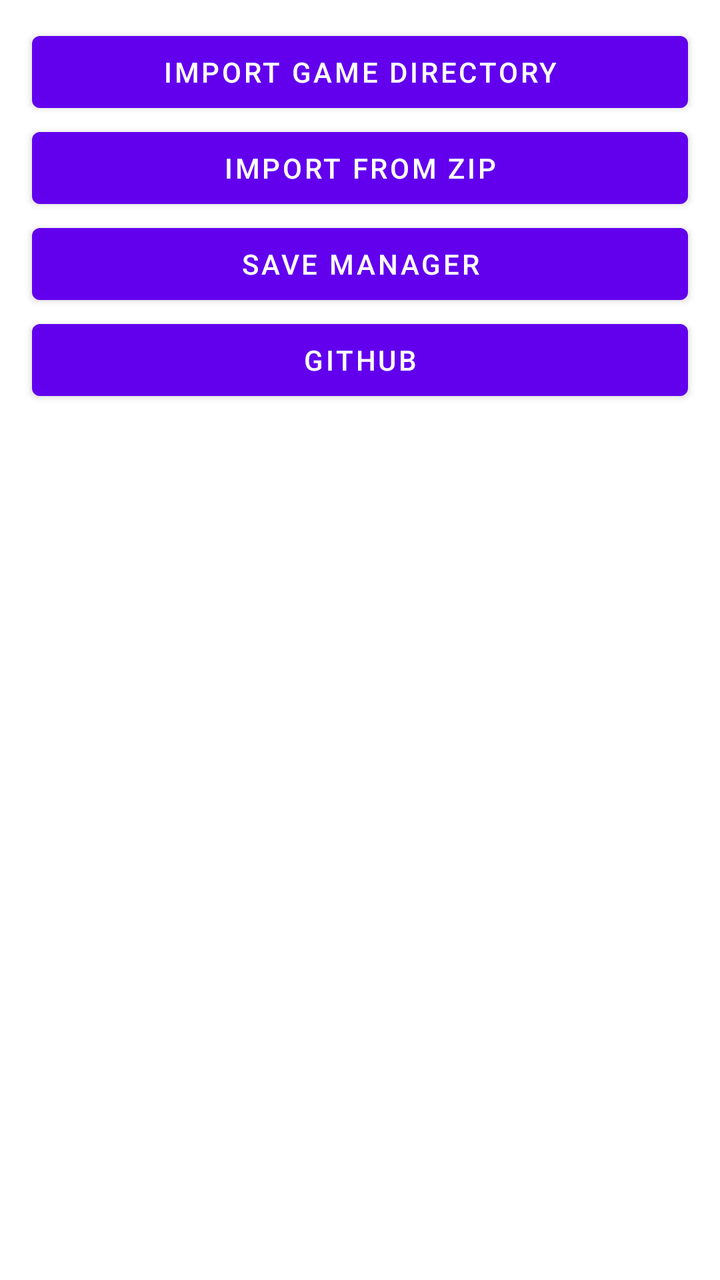
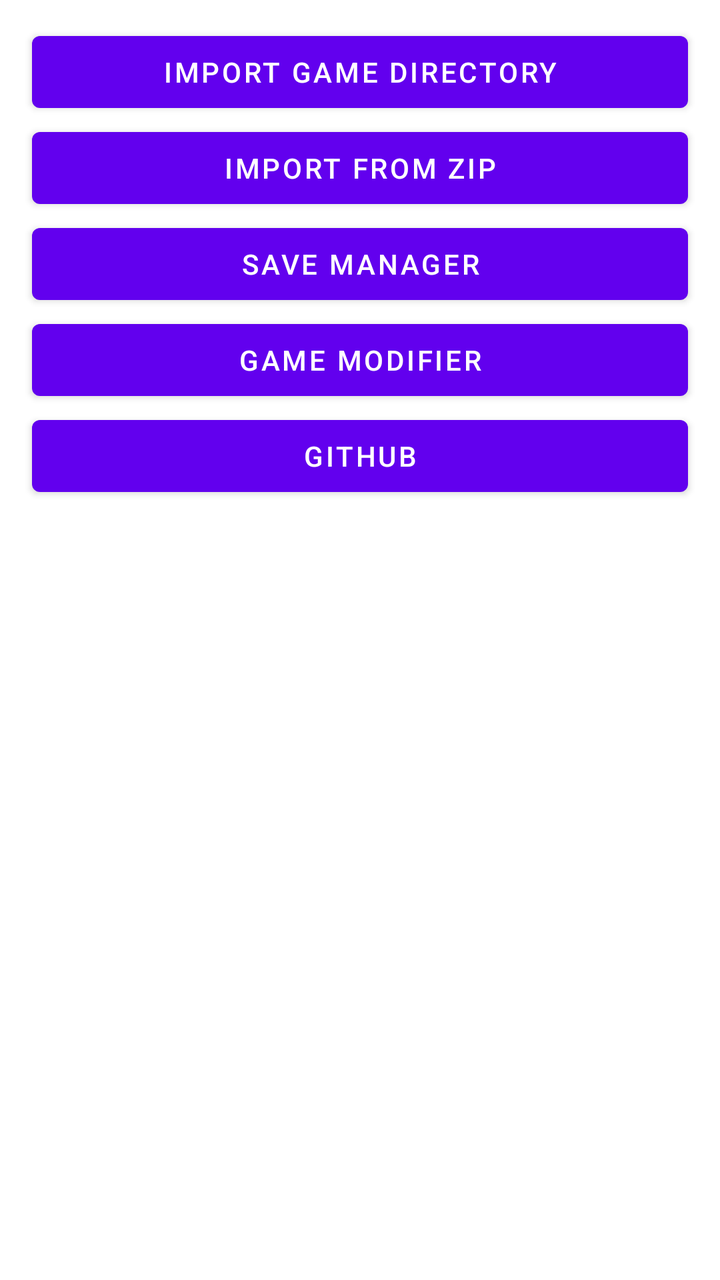

Compare the two renders of this Android layout. The source of the first and the diff that turns it into the second are given below.
<!-- AndroidManifest.xml: fallback theme Theme.MaterialComponents.DayNight.NoActionBar -->
<!-- res/layout/launcher.xml -->
<?xml version="1.0" encoding="utf-8"?>
<LinearLayout xmlns:android="http://schemas.android.com/apk/res/android"
    android:orientation="vertical"
    android:layout_width="fill_parent"
    android:layout_height="fill_parent">
    <Button android:id="@+id/import_directory"
        android:layout_width="match_parent"
        android:layout_height="wrap_content"
        android:layout_marginTop="12dp"
        android:layout_marginLeft="16dp"
        android:layout_marginRight="16dp"
        android:text="@string/action_install_from_directory" />
    <Button android:id="@+id/import_zip"
        android:layout_width="match_parent"
        android:layout_height="wrap_content"
        android:layout_marginLeft="16dp"
        android:layout_marginRight="16dp"
        android:text="@string/action_install_from_zip" />
    <Button android:id="@+id/save_manager"
        android:layout_width="match_parent"
        android:layout_height="wrap_content"
        android:layout_marginLeft="16dp"
        android:layout_marginRight="16dp"
        android:text="@string/action_save_manager" />
    <Button android:id="@+id/open_github"
        android:layout_width="match_parent"
        android:layout_height="wrap_content"
        android:layout_marginLeft="16dp"
        android:layout_marginRight="16dp"
        android:text="@string/action_github" />
    <ListView android:id="@+id/list"
        android:layout_width="fill_parent"
        android:layout_height="0dp"
        android:layout_weight="1" />
</LinearLayout>
<!-- resources referenced by this layout -->
<resources>
  <string name="action_github">GitHub</string>
  <string name="action_install_from_directory">Import Game Directory</string>
  <string name="action_install_from_zip">Import from ZIP</string>
  <string name="action_save_manager">Save Manager</string>
</resources>

<!-- the commit's change to res/layout/launcher.xml (unified diff, before → after) -->
@@ -22,6 +22,12 @@
         android:layout_marginLeft="16dp"
         android:layout_marginRight="16dp"
         android:text="@string/action_save_manager" />
+    <Button android:id="@+id/game_modifier"
+        android:layout_width="match_parent"
+        android:layout_height="wrap_content"
+        android:layout_marginLeft="16dp"
+        android:layout_marginRight="16dp"
+        android:text="@string/action_game_modifier" />
     <Button android:id="@+id/open_github"
         android:layout_width="match_parent"
         android:layout_height="wrap_content"
<!-- resource entries referenced after the edit -->
@@ -1,5 +1,6 @@
 <!-- resources referenced by this layout -->
 <resources>
+  <string name="action_game_modifier">Game Modifier</string>
   <string name="action_github">GitHub</string>
   <string name="action_install_from_directory">Import Game Directory</string>
   <string name="action_install_from_zip">Import from ZIP</string>
